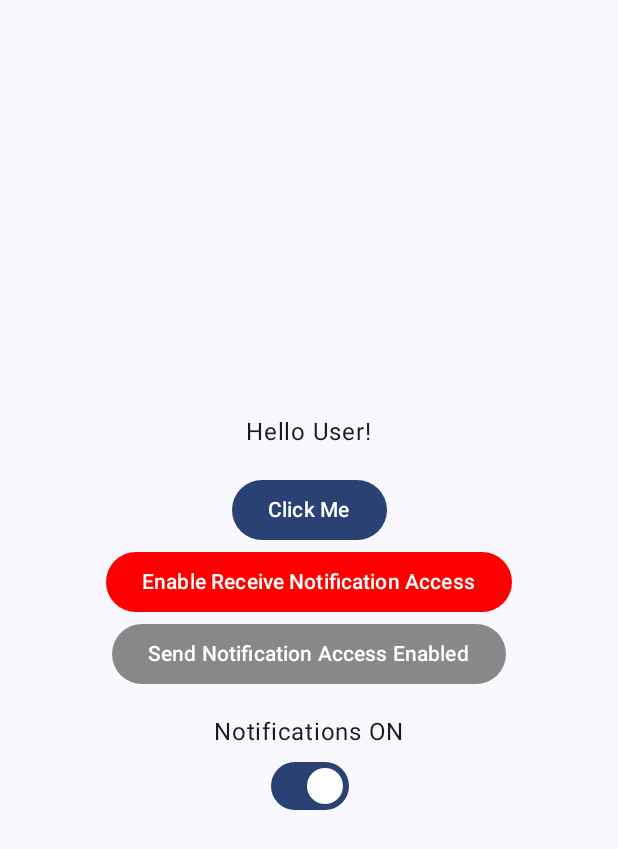
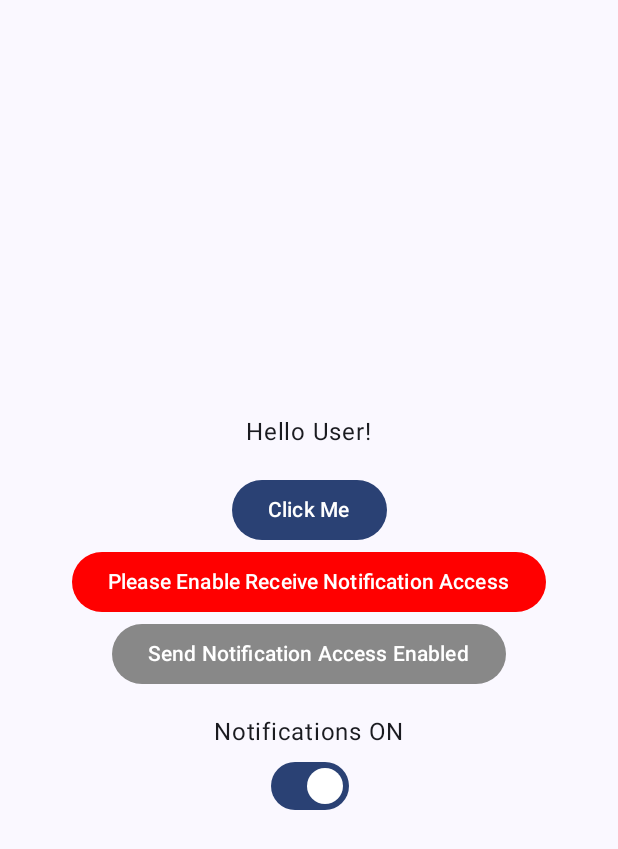
Before and after one commit to angelazheng96/JustSoYouKnow, an Android app built with Jetpack Compose: the screen it shows after launch (MainActivity), on a phone screen of 412 x 824 dp. Shown: the top 849 px of the screen. Run offline under Robolectric (Android 15) with nearby library versions, the phone set to English and light mode, and no system bars.

Commit message:
Add update button state on resume

```diff
--- a/app/src/main/java/com/example/justsoyouknow/MainActivity.kt
+++ b/app/src/main/java/com/example/justsoyouknow/MainActivity.kt
@@ -38,9 +38,13 @@ import android.os.Handler
 import android.os.Looper
 import androidx.compose.material3.ButtonDefaults
 import androidx.compose.material3.Switch
+import androidx.compose.runtime.LaunchedEffect
 import androidx.compose.runtime.remember
 import androidx.compose.runtime.rememberCoroutineScope
 import androidx.compose.ui.graphics.Color
+import androidx.lifecycle.DefaultLifecycleObserver
+import androidx.lifecycle.LifecycleOwner
+import androidx.lifecycle.compose.LocalLifecycleOwner
 import kotlinx.coroutines.delay
 import kotlinx.coroutines.launch
 
@@ -121,35 +125,48 @@ class MainActivity : ComponentActivity() {
 
     @Composable
     fun ReceiveSetting(context: Context) {
+        var buttonColor by remember { mutableStateOf(Color.Red) }
+        var buttonMessage by remember { mutableStateOf("Please Enable Receive Notification Access") }
+        val lifecycleOwner = LocalLifecycleOwner.current
+
+        LaunchedEffect(lifecycleOwner) {
+            lifecycleOwner.lifecycle.addObserver(object : DefaultLifecycleObserver {
+                override fun onResume(owner: LifecycleOwner) {
+                    buttonColor = if (isReceiveNotificationAccessEnabled(context)) Color.Gray else Color.Red
+                    buttonMessage = if (isReceiveNotificationAccessEnabled(context)) "Receive Notification Access Enabled" else "Please Enable Receive Notification Access"
+                }
+            })
+        }
+
         Button(
-            onClick = { ensureReceiveNotificationAccess(this) },
-            colors = ButtonDefaults.buttonColors(
-                containerColor = if (isReceiveNotificationAccessEnabled(context)) Color.Gray else Color.Red,
-                contentColor = Color.White // Text color
-            )
+            onClick = {ensureReceiveNotificationAccess(this)},
+            colors = ButtonDefaults.buttonColors(containerColor = buttonColor)
         ) {
-            if (isReceiveNotificationAccessEnabled(context)) {
-                Text(text = "Receive Notification Access Enabled")
-            } else {
-                Text(text = "Enable Receive Notification Access")
-            }
+            Text(text = buttonMessage)
         }
     }
 
+
     @Composable
     fun SendSetting(context: Context) {
+        var buttonColor by remember { mutableStateOf(Color.Red) }
+        var buttonMessage by remember { mutableStateOf("Please Enable Send Notification Access") }
+        val lifecycleOwner = LocalLifecycleOwner.current
+
+        LaunchedEffect(lifecycleOwner) {
+            lifecycleOwner.lifecycle.addObserver(object : DefaultLifecycleObserver {
+                override fun onResume(owner: LifecycleOwner) {
+                    buttonColor = if (isSendNotificationAccessEnabled(context)) Color.Gray else Color.Red
+                    buttonMessage = if (isSendNotificationAccessEnabled(context)) "Send Notification Access Enabled" else "Please Enable Send Notification Access"
+                }
+            })
+        }
+
         Button(
-            onClick = { ensureSendNotificationAccess(this) },
-            colors = ButtonDefaults.buttonColors(
-                containerColor = if (isSendNotificationAccessEnabled(context)) Color.Gray else Color.Red,
-                contentColor = Color.White // Text color
-            )
+            onClick = {ensureSendNotificationAccess(this)},
+            colors = ButtonDefaults.buttonColors(containerColor = buttonColor)
         ) {
-            if (isSendNotificationAccessEnabled(context)) {
-                Text(text = "Send Notification Access Enabled")
-            } else {
-                Text(text = "Enable Send Notification Access")
-            }
+            Text(text = buttonMessage)
         }
     }
 
```
